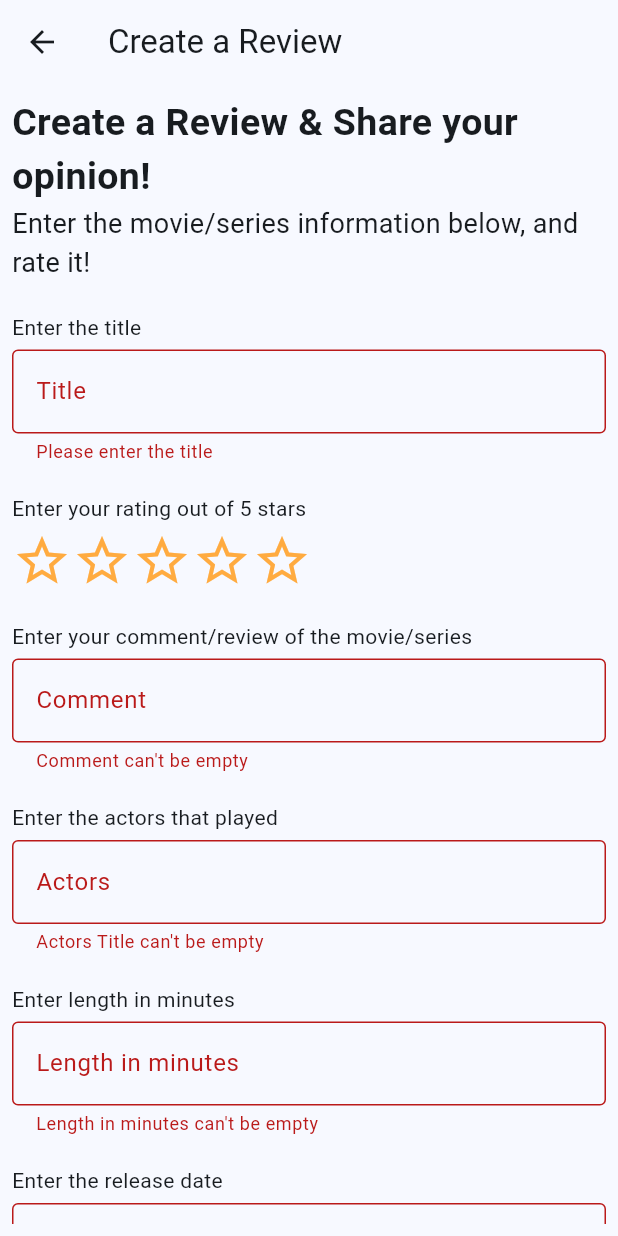
After one commit to zeykafx/lepl1509-moviegram, a Flutter app: the CreateReviewPage screen opened directly, after a tap on "Submit", on a phone screen of 412 x 824 dp. The commit adds this screen. Run offline on Flutter 3.47's test engine with Material 2 defaults, Android fonts, the phone set to English and light mode, and no system bars; drawn by our look-alikes of dynamic_color, flutter_rating_bar; our stand-ins replace cloud_firestore, firebase_auth, firebase_core, flutter_animate, get, splashscreen; accounts and stored records are empty.

Commit message:
Peer programming

```diff
--- /dev/null
+++ b/lib/models/review.dart
@@ -0,0 +1,26 @@
+class Review {
+  final String title;
+  final String comment;
+  final double rating;
+  final List<dynamic> actors;
+  final String userID;
+  final int dateTimestamp;
+  final int lengthMin;
+  final String posterUrl;
+
+  Review(this.title, this.comment, this.rating, this.actors, this.userID,
+      this.dateTimestamp, this.lengthMin, this.posterUrl);
+
+  static Review fromMap(Map<String, dynamic> map) {
+    return Review(
+      map['title'],
+      map['comment'],
+      map['rating'],
+      map['actors'],
+      map['userID'],
+      map['dateTimestamp'],
+      map['lengthMin'],
+      map['posterUrl'],
+    );
+  }
+}
--- /dev/null
+++ b/lib/pages/home/create_review_page.dart
@@ -0,0 +1,279 @@
+import 'package:cloud_firestore/cloud_firestore.dart';
+import 'package:firebase_auth/firebase_auth.dart';
+import 'package:flutter/material.dart';
+import 'package:flutter_rating_bar/flutter_rating_bar.dart';
+
+class CreateReviewPage extends StatefulWidget {
+  const CreateReviewPage({super.key});
+
+  @override
+  _CreateReviewPageState createState() => _CreateReviewPageState();
+}
+
+class _CreateReviewPageState extends State<CreateReviewPage> {
+  final _formKey = GlobalKey<FormState>();
+
+  String title = "", comment = "", posterUrl = "";
+  int dateTimestamp = DateTime.now().millisecondsSinceEpoch;
+  List<String> actors = [];
+  int lengthMin = 0;
+  double rating = 0;
+  TextEditingController dateCtl = TextEditingController();
+
+  bool _isLoading = false;
+
+  @override
+  Widget build(BuildContext context) {
+    return Scaffold(
+        appBar: AppBar(
+          title: const Text('Create a Review'),
+        ),
+        body: Padding(
+          padding: const EdgeInsets.all(8.0),
+          child: Center(
+              child: Column(
+            children: [
+              const Text("Create a Review & Share your opinion!",
+                  style: TextStyle(fontSize: 25, fontWeight: FontWeight.bold)),
+              const Text("Enter the movie/series information below, and rate it!",
+                  style: TextStyle(fontSize: 18)),
+              const Padding(padding: EdgeInsets.all(10.0)),
+              Expanded(
+                child: Form(
+                    key: _formKey,
+                    child: Container(
+                      constraints: const BoxConstraints(maxWidth: 550),
+                      child: ListView(
+                        children: [
+                          // movie title
+                          const Padding(
+                            padding: EdgeInsets.fromLTRB(0, 0, 0, 5),
+                            child: Text("Enter the title"),
+                          ),
+                          TextFormField(
+                            keyboardType: TextInputType.text,
+                            decoration: const InputDecoration(
+                              border: OutlineInputBorder(),
+                              labelText: "Title",
+                              hintText: "Enter the title",
+                            ),
+                            validator: (value) {
+                              return value!.isEmpty ? 'Please enter the title' : null;
+                            },
+                            onSaved: (value) {
+                              title = value!.trim();
+                            },
+                          ),
+                          const Padding(padding: EdgeInsets.all(10.0)),
+
+                          const Padding(
+                            padding: EdgeInsets.fromLTRB(0, 0, 0, 5),
+                            child: Text("Enter your rating out of 5 stars"),
+                          ),
+                          RatingBar(
+                              initialRating: 0,
+                              direction: Axis.horizontal,
+                              allowHalfRating: true,
+                              itemCount: 5,
+                              ratingWidget: RatingWidget(
+                                  full:
+                                      const Icon(Icons.star, color: Colors.orangeAccent),
+                                  half: const Icon(
+                                    Icons.star_half,
+                                    color: Colors.orangeAccent,
+                                  ),
+                                  empty: const Icon(
+                                    Icons.star_outline,
+                                    color: Colors.orangeAccent,
+                                  )),
+                              onRatingUpdate: (value) {
+                                setState(() {
+                                  rating = value;
+                                });
+                              }),
+                          const Padding(padding: EdgeInsets.all(10.0)),
+
+                          const Padding(
+                            padding: EdgeInsets.fromLTRB(0, 0, 0, 5),
+                            child: Text("Enter your comment/review of the movie/series"),
+                          ),
+                          TextFormField(
+                            keyboardType: TextInputType.multiline,
+                            maxLines: null,
+                            decoration: const InputDecoration(
+                              border: OutlineInputBorder(),
+                              labelText: 'Comment',
+                              hintText: 'Enter your comment',
+                            ),
+                            validator: (value) =>
+                                value!.isEmpty ? 'Comment can\'t be empty' : null,
+                            onSaved: (value) => comment = value!.trim(),
+                          ),
+                          const Padding(padding: EdgeInsets.all(10.0)),
+
+                          const Padding(
+                            padding: EdgeInsets.fromLTRB(0, 0, 0, 5),
+                            child: Text("Enter the actors that played"),
+                          ),
+                          TextFormField(
+                            keyboardType: TextInputType.text,
+                            decoration: const InputDecoration(
+                              border: OutlineInputBorder(),
+                              labelText: "Actors",
+                              hintText:
+                                  "Separate actors with a comma, e.g.: John Doe, Jane Doe",
+                            ),
+                            validator: (value) {
+                              return value!.isEmpty
+                                  ? 'Actors Title can\'t be empty'
+                                  : null;
+                            },
+                            onSaved: (value) {
+                              actors = value!.split(',').map((e) => e.trim()).toList();
+                            },
+                          ),
+                          const Padding(padding: EdgeInsets.all(10.0)),
+
+                          // TextFormField(
+                          //   keyboardType: TextInputType.url,
+                          //   decoration: const InputDecoration(
+                          //     border: OutlineInputBorder(),
+                          //     labelText: "Movie Poster URL",
+                          //   ),
+                          //   validator: (value) {
+                          //     return value!.isEmpty ? 'Movie Poster URL can\'t be empty' : null;
+                          //   },
+                          //   onSaved: (value) {
+                          //     moviePosterUrl = value!.trim();
+                          //   },
+                          // ),
+                          // const Padding(padding: EdgeInsets.all(10.0)),
+
+                          const Padding(
+                            padding: EdgeInsets.fromLTRB(0, 0, 0, 5),
+                            child: Text("Enter length in minutes"),
+                          ),
+                          TextFormField(
+                            keyboardType: TextInputType.number,
+                            decoration: const InputDecoration(
+                              border: OutlineInputBorder(),
+                              labelText: "Length in minutes",
+                              hintText: "Enter the length in minutes",
+                            ),
+                            validator: (value) {
+                              return value!.isEmpty
+                                  ? 'Length in minutes can\'t be empty'
+                                  : null;
+                            },
+                            onSaved: (value) {
+                              lengthMin = int.parse(value!);
+                            },
+                          ),
+                          const Padding(padding: EdgeInsets.all(10.0)),
+
+                          const Padding(
+                            padding: EdgeInsets.fromLTRB(0, 0, 0, 5),
+                            child: Text("Enter the release date"),
+                          ),
+                          TextFormField(
+                            controller: dateCtl,
+                            keyboardType: TextInputType.none,
+                            onTap: () {
+                              showDatePicker(
+                                context: context,
+                                initialDate: DateTime.now(),
+                                firstDate: DateTime(1900),
+                                lastDate: DateTime.now(),
+                              ).then((value) {
+                                if (value != null) {
+                                  setState(() {
+                                    dateTimestamp = value.millisecondsSinceEpoch;
+                                    // extract the date part only
+                                    dateCtl.text =
+                                        value.toIso8601String().substring(0, 10);
+                                  });
+                                }
+                              });
+                            },
+                            decoration: const InputDecoration(
+                                prefixIcon: Icon(Icons.calendar_month),
+                                border: OutlineInputBorder(),
+                                labelText: 'Release Date'),
+                            validator: (value) =>
+                                value!.isEmpty ? 'Please enter the release date' : null,
+                            onSaved: (value) => dateTimestamp =
+                                DateTime.parse(value!).millisecondsSinceEpoch,
+                          ),
+                          const Padding(padding: EdgeInsets.all(10.0)),
+
+                          buildSubmitButtons(),
+                        ],
+                      ),
+                    )),
+              ),
+            ],
+          )),
+        ));
+  }
+
+  Widget buildSubmitButtons() {
+    if (_isLoading) {
+      return const Center(
+        child: CircularProgressIndicator(),
+      );
+    } else {
+      return SizedBox(
+        width: double.infinity,
+        child: FilledButton.tonal(
+          onPressed: validateAndSubmit,
+          child: const Text(
+            'Submit',
+            style: TextStyle(fontSize: 16),
+          ),
+        ),
+      );
+    }
+  }
+
+  void validateAndSubmit() async {
+    final form = _formKey.currentState;
+    if (form!.validate()) {
+      form.save();
+      setState(() {
+        _isLoading = true;
+      });
+
+      try {
+        await FirebaseFirestore.instance.collection('reviews').add({
+          'title': title,
+          'comment': comment,
+          'dateTimestamp': dateTimestamp,
+          'posterUrl': posterUrl,
+          'actors': actors,
+          'lengthMin': lengthMin,
+          'rating': rating,
+          "userID": FirebaseAuth.instance.currentUser!.uid,
+        });
+
+        setState(() {
+          _isLoading = false;
+        });
+      } catch (e) {
+        if (e is FirebaseAuthException) {
+          ScaffoldMessenger.of(context).showSnackBar(const SnackBar(
+            content: Text("Error: Couldn't submit review"),
+          ));
+        } else {
+          ScaffoldMessenger.of(context).showSnackBar(const SnackBar(
+            content:
+                Text('Error: Couldn\'t submit review, check your internet connection'),
+          ));
+        }
+
+        setState(() {
+          _isLoading = false;
+        });
+      }
+    }
+  }
+}
--- a/lib/pages/profile/widgets/textfield_widget.dart
+++ b/lib/pages/profile/widgets/textfield_widget.dart
@@ -41,7 +41,7 @@ class _TextFieldWidgetState extends State<TextFieldWidget> {
         children: [
           Text(
             widget.label,
-        style: TextStyle(fontWeight: FontWeight.bold, fontSize: 16),
+            style: const TextStyle(fontWeight: FontWeight.bold, fontSize: 16),
           ),
           const SizedBox(height: 8),
           TextField(
--- a/pubspec.yaml
+++ b/pubspec.yaml
@@ -48,6 +48,9 @@ dependencies:
     git:
       url: https://github.com/DPLYR-dev/SplashScreenFlutterPackage.git
       ref: master
+  cloud_firestore: ^4.4.3
+  flutter_rating_bar: ^4.0.1
+  firebase_storage: ^11.0.14
 
 dev_dependencies:
   flutter_test:
```
Also changed, not shown: lib/models/user_profile.dart (added, +21 -0 lines), lib/pages/auth/email_sign_in.dart (+13 -7 lines), lib/pages/auth/sign_up_page.dart (+49 -13 lines), lib/pages/home/home_page.dart (+50 -2 lines), lib/pages/profile/pages/edit_profile_page.dart (+6 -5 lines), lib/pages/profile/pages/profile_page.dart (+35 -15 lines), lib/pages/profile/widgets/numbers_widget.dart (+20 -8 lines), lib/pages/profile/widgets/profile_widget.dart (+20 -15 lines), pubspec.lock, 1 other file. Lines whose indentation alone changed are shown as unchanged.
